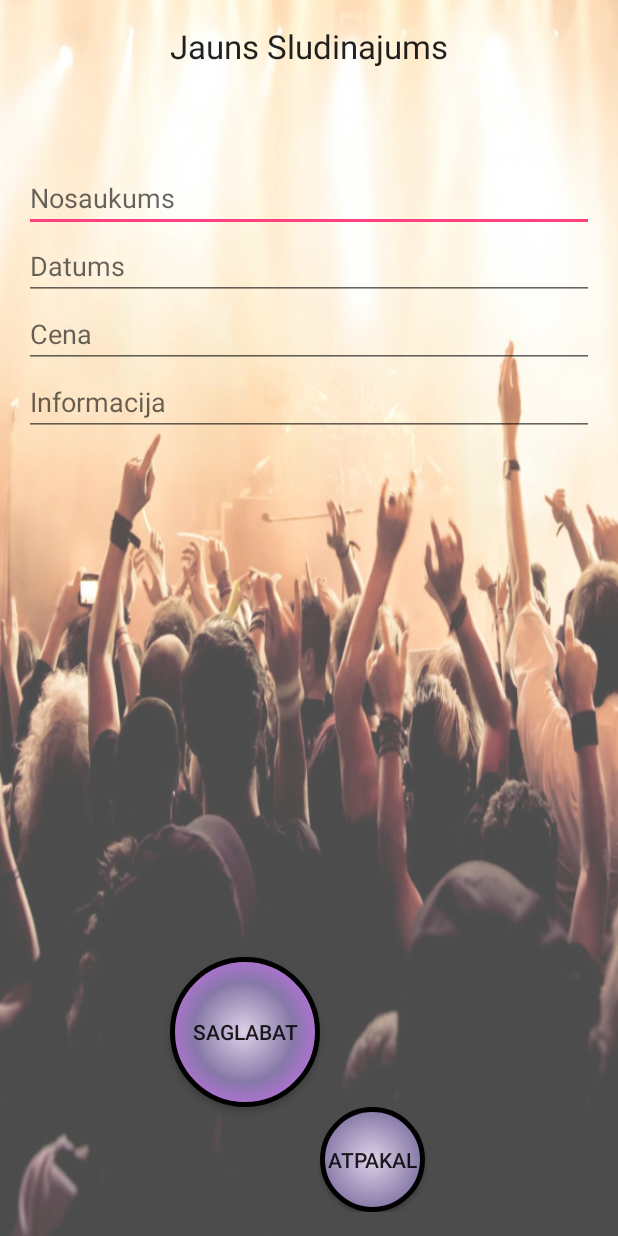
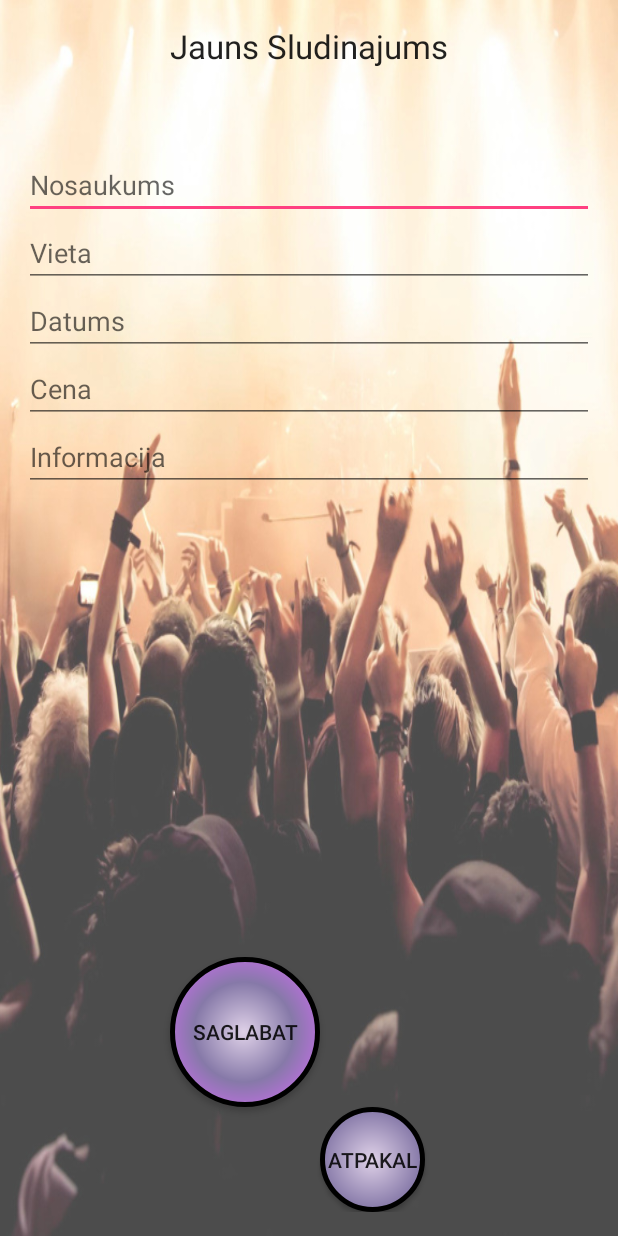
Before and after one commit to aleksandrs94/Darbins, an Android app: the Users screen opened directly, with no data from a screen before it, on a phone screen of 412 x 824 dp. Run offline under Robolectric (Android 15) with nearby library versions, the phone set to English and light mode, and no system bars.

Commit message:
Funkcionālie papildinajumi: Atrašanās vietas sludinājumiem pievienošana

```diff
--- a/app/src/main/java/com/example/kriss/galadarbs/ListDataAdapter.java
+++ b/app/src/main/java/com/example/kriss/galadarbs/ListDataAdapter.java
@@ -53,6 +53,7 @@ public class ListDataAdapter extends ArrayAdapter {
             row = layoutInflater.inflate(R.layout.row_layout,parent,false);
             layoutHandler = new LayoutHandler();
             layoutHandler.NOSAUKUMS = (TextView)row.findViewById(R.id.text_nosaukums);
+            //layoutHandler.VIETA = (TextView)row.findViewById(R.id.text_vieta);
             //layoutHandler.DATUMS = (TextView)row.findViewById(R.id.text_datums);
             //layoutHandler.CENA = (TextView)row.findViewById(R.id.text_cena);
             //layoutHandler.INFO = (TextView)row.findViewById(R.id.text_info);
@@ -67,6 +68,7 @@ public class ListDataAdapter extends ArrayAdapter {
         }
         DataProvider dataProvider = (DataProvider) this.getItem(position);
         layoutHandler.NOSAUKUMS.setText(dataProvider.getNosaukums());
+        //layoutHandler.VIETA.setText(dataProvider.getVieta());
         //layoutHandler.DATUMS.setText(dataProvider.getDatums());
         //layoutHandler.CENA.setText(dataProvider.getCena());
         //layoutHandler.INFO.setText(dataProvider.getInfo());
--- a/app/src/main/java/com/example/kriss/galadarbs/Pievienot.java
+++ b/app/src/main/java/com/example/kriss/galadarbs/Pievienot.java
@@ -6,6 +6,7 @@ public class Pievienot {
     public static abstract class JaunaSludInfo
     {
         public static final String NOSAUKUMS = "nosaukums";
+        public static final String VIETA = "vieta";
         public static final String DATUMS = "datums";
         public static final String CENA = "cena";
         public static final String INFO = "info";
--- a/app/src/main/java/com/example/kriss/galadarbs/Users.java
+++ b/app/src/main/java/com/example/kriss/galadarbs/Users.java
@@ -10,7 +10,7 @@ import android.widget.EditText;
 import android.widget.Toast;
 
 public class Users extends Activity {
-    EditText Nosaukums, Datums, Cena, Info;
+    EditText Nosaukums, Vieta, Datums, Cena, Info;
     Context context = this;
     UserDBHelper userDBHelper;
     SQLiteDatabase sqLiteDatabase;
@@ -20,6 +20,7 @@ public class Users extends Activity {
         super.onCreate(savedInstanceState);
         setContentView(R.layout.activity_users);
         Nosaukums = (EditText) findViewById(R.id.slud_nosaukums);
+        Vieta = (EditText) findViewById(R.id.slud_vieta);
         Datums = (EditText) findViewById(R.id.slud_datums);
         Cena = (EditText) findViewById(R.id.slud_cena);
         Info = (EditText) findViewById(R.id.slud_info);
@@ -27,20 +28,23 @@ public class Users extends Activity {
 
     public void addSludinajums(View view)
     {
-        if( Nosaukums.getText().toString().trim().equals("") || Datums.getText().toString().trim().equals("")|| Cena.getText().toString().trim().equals("")
+        if( Nosaukums.getText().toString().trim().equals("") || Vieta.getText().toString().trim().equals("")
+                || Datums.getText().toString().trim().equals("")|| Cena.getText().toString().trim().equals("")
                 || Info.getText().toString().trim().equals(""))
         {
             Toast.makeText(getBaseContext(),"Visiem laukiem jabut aizpilditiem",Toast.LENGTH_LONG).show();
         }
         else{
             String nosaukums = Nosaukums.getText().toString();
+            String vieta = Vieta.getText().toString();
             String datums = Datums.getText().toString();
             String cena = Cena.getText().toString();
             String info = Info.getText().toString();
             userDBHelper = new UserDBHelper(context);
             sqLiteDatabase = userDBHelper.getWritableDatabase();
-            userDBHelper.addInformations(nosaukums,datums,cena,info,sqLiteDatabase);
+            userDBHelper.addInformations(nosaukums, vieta, datums,cena,info,sqLiteDatabase);
             Nosaukums.setText("");
+            Vieta.setText("");
             Datums.setText("");
             Cena.setText("");
             Info.setText("");
--- a/app/src/main/res/layout/activity_register.xml
+++ b/app/src/main/res/layout/activity_register.xml
@@ -14,6 +14,7 @@
         android:layout_width="wrap_content"
         android:layout_height="wrap_content"
         android:id="@+id/etName"
+        android:inputType="textCapWords"
         android:hint="Vārds"
         android:layout_above="@+id/etSurname"
         android:layout_alignRight="@+id/etSurname"
@@ -25,6 +26,7 @@
         android:layout_width="wrap_content"
         android:layout_height="wrap_content"
         android:id="@+id/etSurname"
+        android:inputType="textCapWords"
         android:hint="Uzvārds"
         android:layout_above="@+id/etEmail"
         android:layout_alignRight="@+id/etEmail"
--- a/app/src/main/res/layout/activity_users.xml
+++ b/app/src/main/res/layout/activity_users.xml
@@ -23,32 +23,44 @@
         android:layout_width="wrap_content"
         android:layout_height="wrap_content"
         android:id="@+id/slud_nosaukums"
+        android:inputType="textCapWords"
+        android:hint="Nosaukums"
+        android:maxLines="1"
+        android:textColor="#000000"
         android:layout_below="@+id/jauns_slud_id"
-        android:layout_marginTop="64dp"
-        android:layout_alignParentRight="true"
-        android:layout_alignParentEnd="true"
         android:layout_alignParentLeft="true"
         android:layout_alignParentStart="true"
+        android:layout_marginTop="55dp"
+        android:layout_alignParentRight="true"
+        android:layout_alignParentEnd="true" />
+
+    <EditText
+        android:layout_width="wrap_content"
+        android:layout_height="wrap_content"
+        android:id="@+id/slud_vieta"
         android:inputType="textCapSentences"
-        android:hint="Nosaukums"
-        android:maxLines="1"
-        android:textColor="#000000" />
+        android:hint="Vieta"
+        android:layout_below="@+id/slud_nosaukums"
+        android:layout_alignRight="@+id/slud_nosaukums"
+        android:layout_alignEnd="@+id/slud_nosaukums"
+        android:layout_alignParentLeft="true"
+        android:layout_alignParentStart="true" />
 
     <EditText
         android:layout_width="wrap_content"
         android:layout_height="wrap_content"
         android:ems="10"
         android:id="@+id/slud_datums"
-        android:layout_alignParentLeft="true"
-        android:layout_alignParentStart="true"
-        android:layout_below="@+id/slud_nosaukums"
-        android:layout_alignParentRight="true"
-        android:layout_alignParentEnd="true"
         android:editable="false"
         android:hint="Datums"
         android:maxLines="1"
         android:inputType="date"
-        android:textColor="#000000" />
+        android:textColor="#000000"
+        android:layout_below="@+id/slud_vieta"
+        android:layout_alignParentLeft="true"
+        android:layout_alignParentStart="true"
+        android:layout_alignRight="@+id/slud_vieta"
+        android:layout_alignEnd="@+id/slud_vieta" />
 
 
     <EditText
@@ -56,29 +68,29 @@
         android:layout_height="wrap_content"
         android:ems="10"
         android:id="@+id/slud_cena"
+        android:inputType="numberDecimal"
+        android:hint="Cena"
+        android:maxLines="1"
+        android:textColor="#000000"
         android:layout_below="@+id/slud_datums"
         android:layout_alignParentLeft="true"
         android:layout_alignParentStart="true"
-        android:layout_alignParentRight="true"
-        android:layout_alignParentEnd="true"
-        android:inputType="numberDecimal"
-        android:hint="Cena"
-        android:maxLines="1"
-        android:textColor="#000000" />
+        android:layout_alignRight="@+id/slud_datums"
+        android:layout_alignEnd="@+id/slud_datums" />
 
     <EditText
         android:layout_width="wrap_content"
         android:layout_height="wrap_content"
         android:ems="10"
         android:id="@+id/slud_info"
+        android:inputType="textCapSentences"
+        android:hint="Informacija"
+        android:maxLines="5"
         android:layout_below="@+id/slud_cena"
         android:layout_alignParentLeft="true"
         android:layout_alignParentStart="true"
-        android:layout_alignParentRight="true"
-        android:layout_alignParentEnd="true"
-        android:inputType="textCapSentences"
-        android:hint="Informacija"
-        android:maxLines="5" />
+        android:layout_alignRight="@+id/slud_cena"
+        android:layout_alignEnd="@+id/slud_cena" />
 
     <Button
         android:layout_width="wrap_content"
@@ -102,4 +114,6 @@
         android:layout_alignParentBottom="true"
         android:layout_toRightOf="@+id/btnSaglabatSlud"
         android:layout_toEndOf="@+id/btnSaglabatSlud" />
+
+
 </RelativeLayout>
```
Also changed, not shown: app/src/main/AndroidManifest.xml (+9 -9 lines), app/src/main/java/com/example/kriss/galadarbs/DataListActivity.java (+6 -5 lines), app/src/main/java/com/example/kriss/galadarbs/DataProvider.java (+7 -1 lines), app/src/main/java/com/example/kriss/galadarbs/Sludinajums.java (added, +23 -0 lines), app/src/main/java/com/example/kriss/galadarbs/UserDBHelper.java (+7 -6 lines), app/src/main/res/layout/activity_sludinajums.xml (added, +75 -0 lines).
